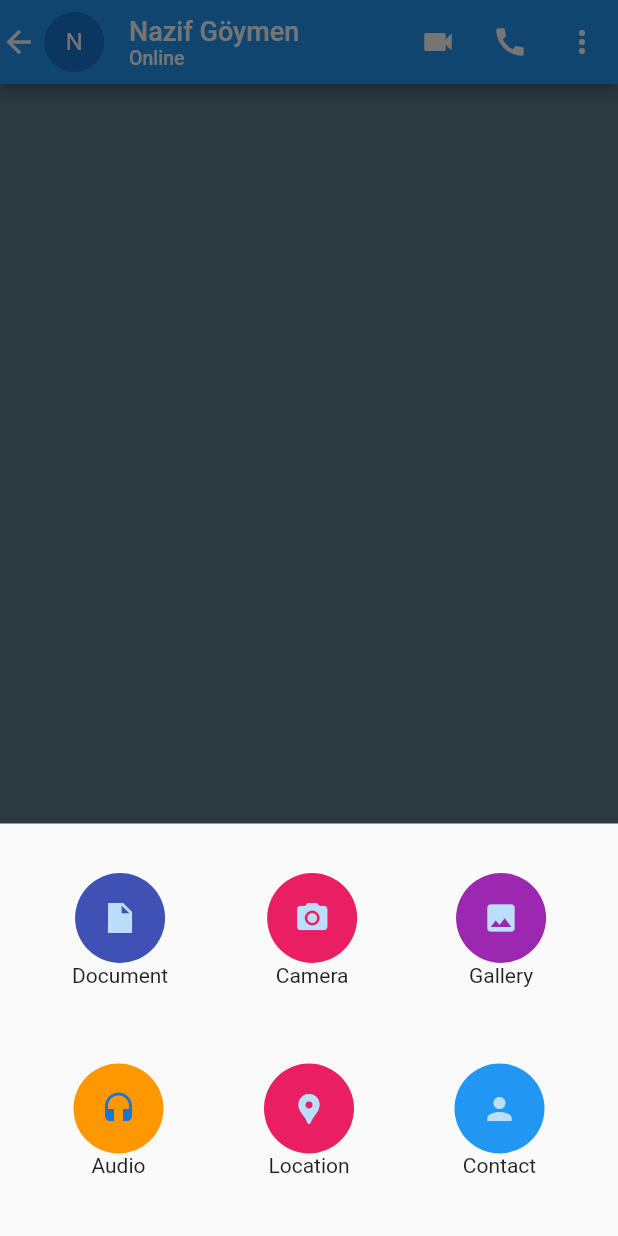
After one commit to DraketheEng/whatsApp_Replika, a Flutter app: the PrivateChatScreen screen opened directly, item 3 of the bottom bar chosen, on a phone screen of 412 x 824 dp. The commit adds this screen. Run offline on Flutter 3.47's test engine with Material 2 defaults, Android fonts, the phone set to English and light mode, and no system bars.

Commit message:
Özel Chat ekranı oluşturuldu, her ekran için ikonlar eklenip hizalandı, yeni sayfalar ve buttonlar eklendi.

```diff
--- /dev/null
+++ b/lib/PrivateChatScreen.dart
@@ -0,0 +1,312 @@
+import 'package:flutter/material.dart';
+
+class PrivateChatScreen extends StatefulWidget {
+  const PrivateChatScreen({Key? key}) : super(key: key);
+
+  @override
+  _PrivateChatScreenState createState() => _PrivateChatScreenState();
+}
+
+class _PrivateChatScreenState extends State<PrivateChatScreen> {
+  TextEditingController t1 = TextEditingController();
+  List<MesajBalonu> mesajListesi = [];
+
+  listeyeEkle(String gonderilenMesaj) {
+    setState(() {
+      MesajBalonu mesajlar = MesajBalonu(mesaj: gonderilenMesaj);
+      mesajListesi.insert(0, mesajlar);
+      t1.clear();
+    });
+  }
+
+  @override
+  Widget build(BuildContext context) {
+    return Scaffold(
+      backgroundColor: Colors.blueGrey,
+      appBar: AppBar(
+        leadingWidth: 70,
+        leading: InkWell(
+          onTap: () {
+            Navigator.pop(context);
+          },
+          child: Row(
+            mainAxisAlignment: MainAxisAlignment.center,
+            children: [
+              Icon(Icons.arrow_back),
+              SizedBox(
+                width: 5,
+              ),
+              CircleAvatar(
+                child: Text("N"),
+              ),
+            ],
+          ),
+        ),
+        title: InkWell(
+          onTap: () {},
+          child: Column(
+            mainAxisAlignment: MainAxisAlignment.start,
+            crossAxisAlignment: CrossAxisAlignment.start,
+            children: [
+              Text(
+                "Nazif Göymen",
+                style: TextStyle(fontSize: 18),
+              ),
+              Text(
+                "Online",
+                style: TextStyle(fontSize: 13),
+              )
+            ],
+          ),
+        ),
+        actions: [
+          IconButton(onPressed: () {}, icon: Icon(Icons.videocam)),
+          IconButton(onPressed: () {}, icon: Icon(Icons.call)),
+          PopupMenuButton(itemBuilder: (context) {
+            return [
+              const PopupMenuItem(child: Text('View Contact')),
+              const PopupMenuItem(child: Text('Media, links, and docs')),
+              const PopupMenuItem(child: Text('WhatsApp Web')),
+              const PopupMenuItem(child: Text('Search')),
+              const PopupMenuItem(child: Text('Mute Notification')),
+              const PopupMenuItem(child: Text('Wallpaper')),
+            ];
+          })
+        ],
+      ),
+      body: Container(
+        height: MediaQuery.of(context).size.height,
+        width: MediaQuery.of(context).size.width,
+        child: Column(
+          children: [
+            Flexible(
+              child: ListView.builder(
+                itemBuilder: (_, int index) {
+                  return mesajListesi[index];
+                },
+                itemCount: mesajListesi.length,
+                reverse: true,
+              ),
+            ),
+            Container(
+              child: Align(
+                alignment: Alignment.bottomCenter,
+                child: Row(
+                  children: [
+                    Container(
+                      width: MediaQuery.of(context).size.width - 55,
+                      child: Card(
+                        margin: EdgeInsets.only(bottom: 8, left: 2, right: 2),
+                        shape: RoundedRectangleBorder(
+                          borderRadius: BorderRadius.circular(25),
+                        ),
+                        child: TextFormField(
+                          controller: t1,
+                          onFieldSubmitted: listeyeEkle,
+                          keyboardType: TextInputType.multiline,
+                          maxLines: 5,
+                          minLines: 1,
+                          textAlignVertical: TextAlignVertical.center,
+                          decoration: InputDecoration(
+                            border: InputBorder.none,
+                            hintText: "Type a message",
+                            prefixIcon: IconButton(
+                              icon: Icon(
+                                Icons.emoji_emotions,
+                                color: Color(0xff075E54),
+                              ),
+                              onPressed: () {},
+                            ),
+                            suffixIcon: Row(
+                              mainAxisSize: MainAxisSize.min,
+                              children: [
+                                IconButton(
+                                  onPressed: () {
+                                    return listeyeEkle(t1.text);
+                                  },
+                                  icon: Icon(Icons.send,
+                                      color: Color(0xff075E54)),
+                                ),
+                                IconButton(
+                                  onPressed: () {
+                                    showModalBottomSheet(
+                                        context: context,
+                                        builder: (builder) {
+                                          return bottomSheet();
+                                        });
+                                  },
+                                  icon: Icon(Icons.attach_file,
+                                      color: Color(0xff075E54)),
+                                ),
+                              ],
+                            ),
+                            contentPadding: EdgeInsets.all(5),
+                          ),
+                        ),
+                      ),
+                    ),
+                    Padding(
+                      padding:
+                          const EdgeInsets.only(bottom: 8, left: 2, right: 2),
+                      child: CircleAvatar(
+                        backgroundColor: Color(0xff25D366),
+                        child: Icon(
+                          Icons.mic,
+                          color: Colors.white,
+                        ),
+                      ),
+                    ),
+                  ],
+                ),
+              ),
+            ),
+          ],
+        ),
+      ),
+    );
+  }
+}
+
+class MesajBalonu extends StatelessWidget {
+  var mesaj;
+
+  MesajBalonu({required this.mesaj});
+
+  @override
+  Widget build(BuildContext context) {
+    return Container(
+      width: MediaQuery.of(context).size.width - 100,
+      margin: EdgeInsets.all(5),
+      child: Padding(
+        padding: const EdgeInsets.only(left: 3, right: 100),
+        child: Container(
+          decoration: ShapeDecoration(
+              color: Colors.white,
+              shape: RoundedRectangleBorder(
+                  borderRadius: BorderRadius.circular(25))),
+          child: Padding(
+            padding: const EdgeInsets.symmetric(vertical: 8),
+            child: Row(
+              children: <Widget>[
+                Expanded(
+                  child: Container(
+                    padding: EdgeInsets.only(left: 10),
+                    margin: EdgeInsets.all(5),
+                    child: Text(
+                      mesaj,
+                    ),
+                  ),
+                ),
+                Padding(
+                  padding: const EdgeInsets.only(right: 8.0),
+                  child: Row(
+                    mainAxisAlignment: MainAxisAlignment.end,
+                    children: [
+                      Text("13:15"),
+                      SizedBox(
+                        width: 5,
+                      ),
+                      Icon(
+                        Icons.done_all,
+                        color: Colors.blue.shade300,
+                      ),
+                    ],
+                  ),
+                )
+              ],
+            ),
+          ),
+        ),
+      ),
+    );
+  }
+}
+
+Widget bottomSheet() {
+  return Container(
+    height: 275,
+    child: Column(
+      children: [
+        Padding(
+          padding: const EdgeInsets.only(top: 15.0),
+          child: Row(
+            mainAxisAlignment: MainAxisAlignment.spaceEvenly,
+            children: [
+              BottomSheetItems(
+                bottomSheetItemIcon: Icons.insert_drive_file_sharp,
+                bottomSheetItemText: "Document",
+                bottomSheetItemColor: Colors.indigo,
+              ),
+              BottomSheetItems(
+                bottomSheetItemIcon: Icons.camera_alt,
+                bottomSheetItemText: "Camera",
+                bottomSheetItemColor: Colors.pink,
+              ),
+              BottomSheetItems(
+                bottomSheetItemIcon: Icons.insert_photo,
+                bottomSheetItemText: "Gallery",
+                bottomSheetItemColor: Colors.purple,
+              )
+            ],
+          ),
+        ),
+        Padding(
+          padding: const EdgeInsets.only(top: 15.0),
+          child: Row(
+            mainAxisAlignment: MainAxisAlignment.spaceEvenly,
+            children: [
+              BottomSheetItems(
+                bottomSheetItemIcon: Icons.headset,
+                bottomSheetItemText: "Audio",
+                bottomSheetItemColor: Colors.orange,
+              ),
+              BottomSheetItems(
+                bottomSheetItemIcon: Icons.location_pin,
+                bottomSheetItemText: "Location",
+                bottomSheetItemColor: Colors.pink,
+              ),
+              BottomSheetItems(
+                bottomSheetItemIcon: Icons.person,
+                bottomSheetItemText: "Contact",
+                bottomSheetItemColor: Colors.blue,
+              )
+            ],
+          ),
+        ),
+      ],
+    ),
+  );
+}
+
+class BottomSheetItems extends StatelessWidget {
+  BottomSheetItems(
+      {Key? key,
+      required this.bottomSheetItemIcon,
+      required this.bottomSheetItemText,
+      required this.bottomSheetItemColor})
+      : super(key: key);
+
+  IconData bottomSheetItemIcon;
+  String bottomSheetItemText;
+  Color bottomSheetItemColor;
+
+  @override
+  Widget build(BuildContext context) {
+    return InkWell(
+      onTap: () {},
+      child: Container(
+        margin: EdgeInsets.all(18),
+        child: Column(
+          children: [
+            CircleAvatar(
+              backgroundColor: bottomSheetItemColor,
+              radius: 30,
+              child: Icon(bottomSheetItemIcon),
+            ),
+            Text(bottomSheetItemText)
+          ],
+        ),
+      ),
+    );
+  }
+}
--- a/lib/TabBarScreens/tabBar_StatusScreen.dart
+++ b/lib/TabBarScreens/tabBar_StatusScreen.dart
@@ -101,6 +101,8 @@ class StatusModelListUnseen extends StatelessWidget {
           StatusModel(name: "Furkan Aydemir", postDate: "15 minutes ago"),
           StatusModel(
               name: "Özüm Düvenci", postDate: "Today, 6:53 in the evening"),
+          StatusModel(
+              name: "Nazif Göymen", postDate: "Today, 6:45 in the evening")
         ],
       ),
     );
@@ -118,6 +120,8 @@ class StatusModelListSeen extends StatelessWidget {
         children: [
           StatusModel(
               name: "Mehmet Küpeli", postDate: "Today, 3:05 in the afternoon"),
+          StatusModel(
+              name: "Cem İşeri", postDate: "Today, 1:29 in the afternoon")
         ],
       ),
     );
--- a/lib/models/StatusModel.dart
+++ b/lib/models/StatusModel.dart
@@ -10,7 +10,9 @@ class StatusModel extends StatelessWidget {
   Widget build(BuildContext context) {
     return Row(
       children: [
-        CircleAvatar(),
+        CircleAvatar(
+          child: Text(name[0]),
+        ),
         Container(
           padding: EdgeInsets.only(left: 8),
           margin: EdgeInsets.all(8),
```
Also changed, not shown: lib/ContactsScreen.dart (added, +148 -0 lines), lib/TabBarScreens/tabBar_ChatsScreen.dart (+21 -0 lines), lib/TabBarScreens/tabBart_CallsScreen.dart (+17 -0 lines), lib/main.dart (+14 -4 lines), lib/models/CallModel.dart (+18 -7 lines), lib/models/ChatModel.dart (+25 -2 lines).
